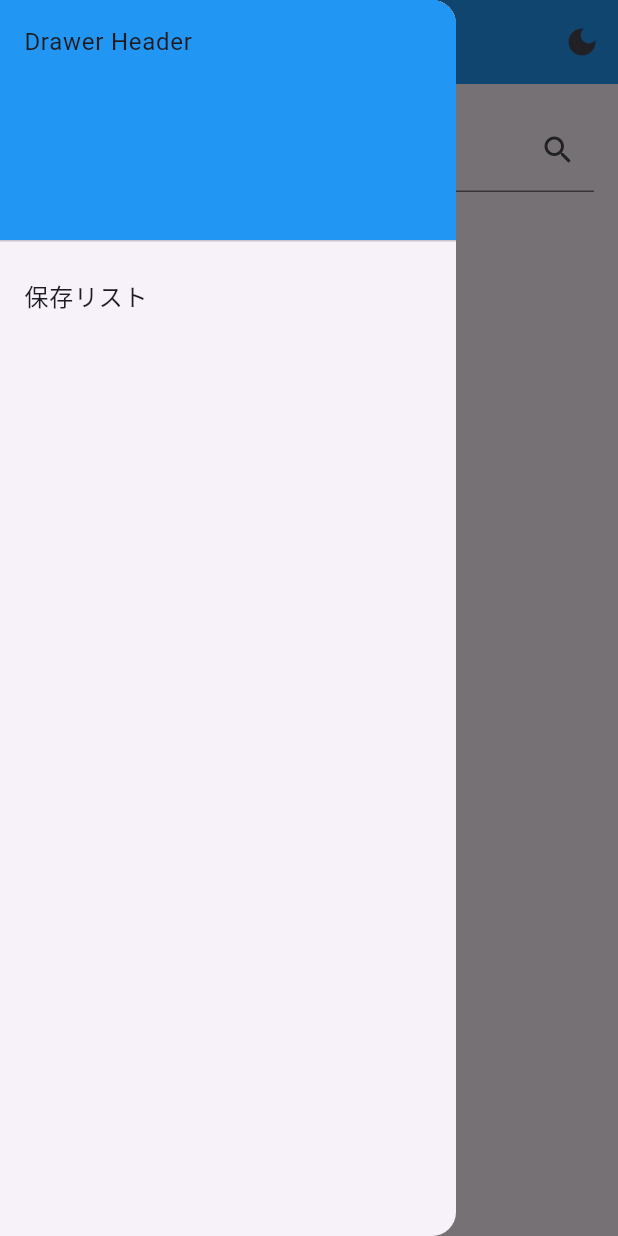
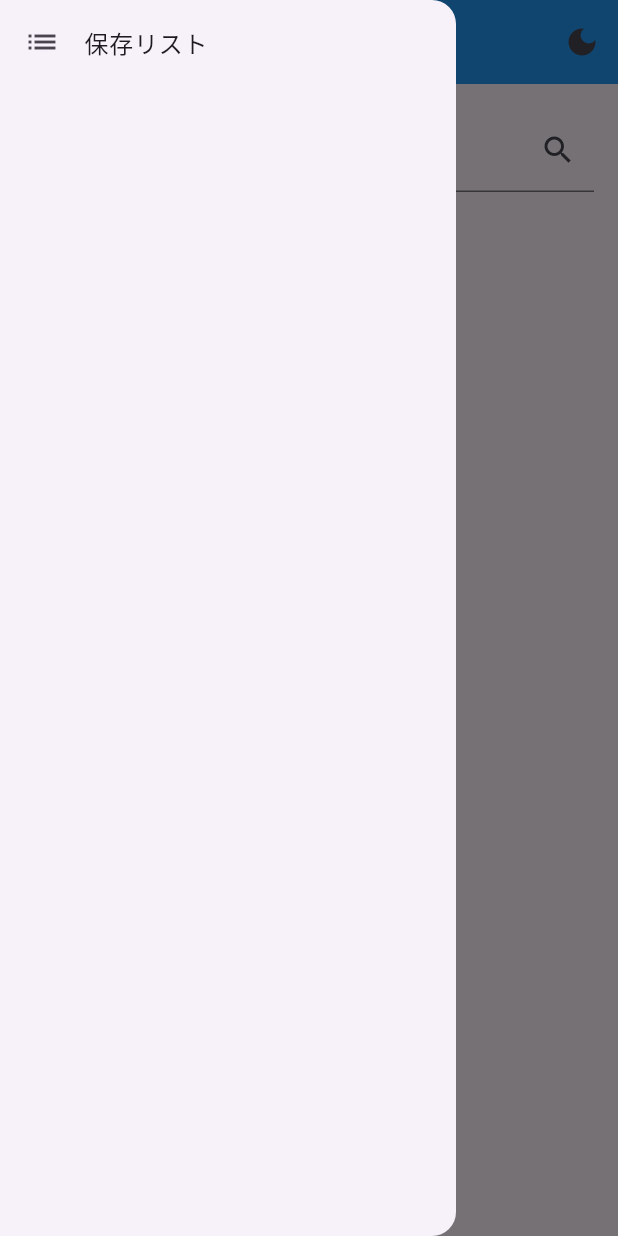
Before and after one commit to 54-xenon/NarouReader, a Flutter app: the screen it shows after launch, with the side drawer open, on a phone screen of 412 x 824 dp. Run offline on Flutter 3.47's test engine with Material 3 defaults, Android fonts, the phone set to English and light mode, and no system bars; our stand-ins replace flutter_riverpod, flutter_slidable, sqflite; accounts and stored records are empty.

Commit message:
サイドバーをシンプルにした

```diff
--- a/lib/providers/theme_provider.dart
+++ b/lib/providers/theme_provider.dart
@@ -16,3 +16,5 @@ class ThemeNotifier extends StateNotifier<ThemeMode> {
 final themeNotifierProvider = StateNotifierProvider<ThemeNotifier, ThemeMode>(
   (ref) => ThemeNotifier(),
 );
+
+// ダークモードの状態管理
--- a/lib/screens/home_screen.dart
+++ b/lib/screens/home_screen.dart
@@ -58,16 +58,12 @@ class _HomeScreenState extends State<HomeScreen> {
           )
         ],
       ),
+      // サードバー
       drawer: Drawer(
         child: ListView(
           children: <Widget>[
-            DrawerHeader(
-              child: Text('Drawer Header'),
-              decoration: BoxDecoration(
-                color: Colors.blue,
-              ),
-            ),
             ListTile(
+              leading: const Icon(Icons.list),
               title: const Text('保存リスト'),
               onTap: () {
                 // savedList_screenに飛ぶ
```
